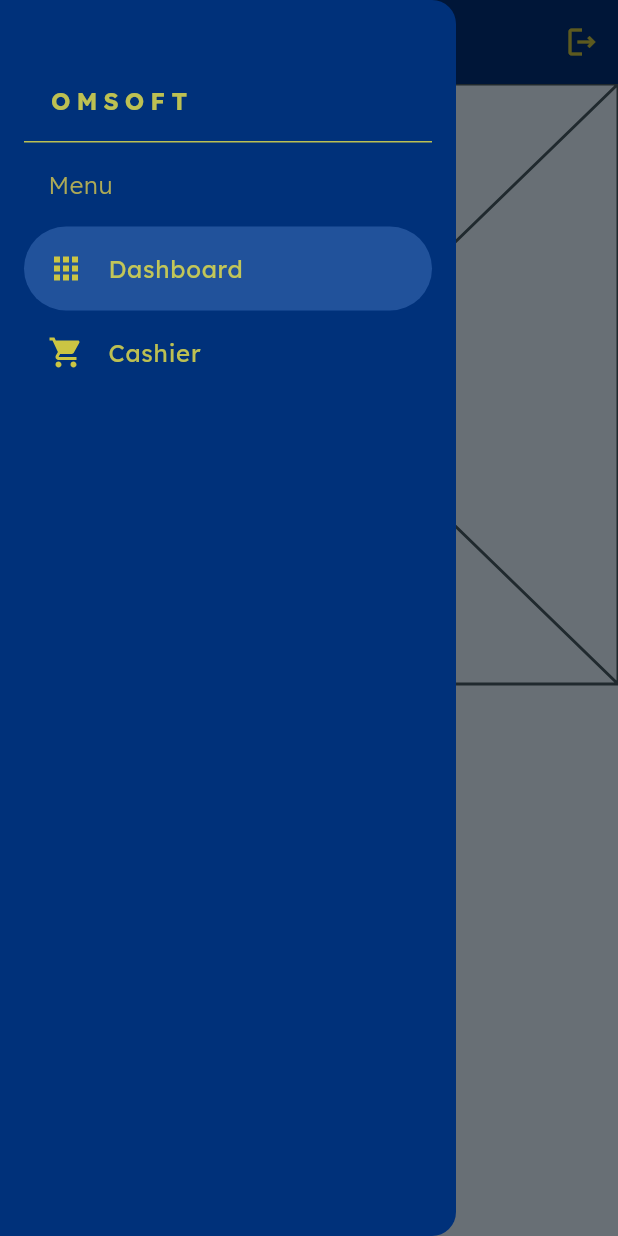
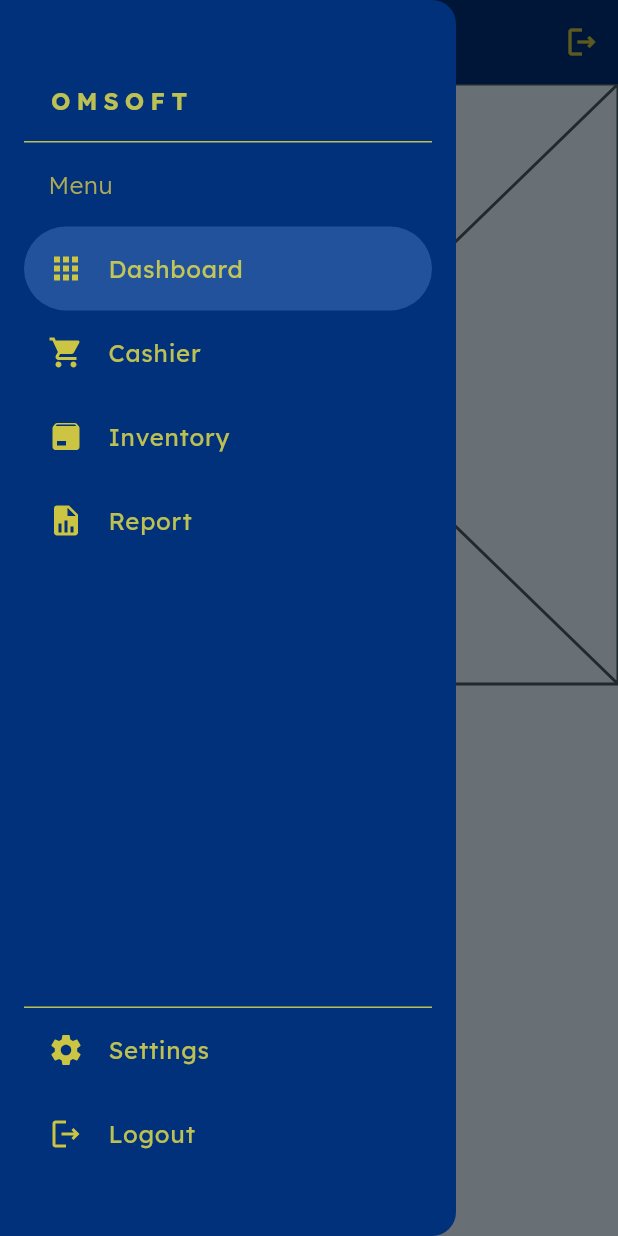
Before and after one commit to mirfansyah258/omsoft_pos_mobile, a Flutter app: the screen it shows once a user with an empty profile is signed in, with the side drawer open, on a phone screen of 412 x 824 dp. Run offline on Flutter 3.47's test engine with Material 2 defaults, Android fonts, the phone set to English and light mode, and no system bars; our stand-ins replace firebase_auth, firebase_core, flutter_svg, shared_preferences; accounts and stored records are empty.

Commit message:
add repeatable menuItem widget, add footer drawer item

```diff
--- a/lib/pages/home.dart
+++ b/lib/pages/home.dart
@@ -30,7 +30,89 @@ class _HomeState extends State<Home> {
     });
   }
 
-  void signOut () {
+  // Nav Drawer Main Items
+  final menuItem = <Map>[
+    {'idx': 0, 'label': 'Dashboard', 'svg': 'dashboard-24.svg', 'route': ''},
+    {'idx': 1, 'label': 'Cashier', 'svg': 'cart-24.svg', 'route': ''},
+    {'idx': 2, 'label': 'Inventory', 'svg': 'package-24.svg', 'route': ''},
+    {'idx': 3, 'label': 'Report', 'svg': 'report-24.svg', 'route': ''},
+  ];
+
+  List<Widget> _drawerItem() {
+    var widget = <Widget>[
+      const ListTile(
+        title: Text(
+          'Menu',
+          style: TextStyle(fontWeight: FontWeight.w300, color: darkYellow),
+        ),
+      )
+    ];
+    for (var i = 0; i < menuItem.length; i++) {
+      widget.add(ListTile(
+        leading: SvgPicture.asset(
+          "assets/svg/${menuItem[i]['svg']}",
+          semanticsLabel: menuItem[i]['label']
+        ),
+        title: Text(
+          menuItem[i]['label'],
+          style: const TextStyle(fontSize: 16, color: yellow),
+        ),
+        selected: _selectedIndex == menuItem[i]['idx'],
+        onTap: () {
+          // Update the state of the app
+          _onItemTapped(menuItem[i]['idx']);
+          // Then close the drawer
+          Navigator.pop(context);
+        },
+        selectedTileColor: const Color.fromRGBO(133, 182, 255, 0.25),
+        shape: const StadiumBorder(),
+      ));
+    }
+    return widget;
+  }
+
+  // Nav Drawer Footer Items
+  final footerItems = <Map>[
+    {'idx': 5, 'label': 'Settings', 'svg': 'setting-24.svg', 'route': ''},
+    {'idx': 6, 'label': 'Logout', 'svg': 'logout-24.svg', 'route': ''},
+  ];
+
+  List<Widget> _drawerFooterItem() {
+    var widget = <Widget>[
+      const Divider(
+        height: 0,
+        color: yellow,
+      )
+    ];
+    for (var i = 0; i < footerItems.length; i++) {
+      widget.add(ListTile(
+        leading: SvgPicture.asset(
+          "assets/svg/${footerItems[i]['svg']}",
+          semanticsLabel: footerItems[i]['label']
+        ),
+        title: Text(
+          footerItems[i]['label'],
+          style: const TextStyle(fontSize: 16, color: yellow),
+        ),
+        selected: _selectedIndex == footerItems[i]['idx'],
+        onTap: () {
+          // close the drawer
+          Navigator.pop(context);
+          // Then update the state of the app
+          if (i == (footerItems.length - 1)) {
+            signOut();
+          } else {
+            _onItemTapped(footerItems[i]['idx']);
+          }
+        },
+        selectedTileColor: const Color.fromRGBO(133, 182, 255, 0.25),
+        shape: const StadiumBorder(),
+      ));
+    }
+    return widget;
+  }
+
+  void signOut() {
     showDialog(
       context: context,
       builder: (context) {
@@ -75,11 +157,6 @@ class _HomeState extends State<Home> {
             icon: const Icon(Icons.logout_outlined),
           )
         ],
-        // shape: const RoundedRectangleBorder(
-        //   borderRadius: BorderRadius.vertical(
-        //     bottom: Radius.circular(24),
-        //   ),
-        // ),
         iconTheme: const IconThemeData(color: titleYellow),
       ),
       drawer: Drawer(
@@ -88,6 +165,7 @@ class _HomeState extends State<Home> {
           padding: const EdgeInsets.symmetric(horizontal: 16, vertical: 40),
           child: Column(
             crossAxisAlignment: CrossAxisAlignment.start,
+            mainAxisAlignment: MainAxisAlignment.spaceBetween,
             children: [
               const Column(
                 crossAxisAlignment: CrossAxisAlignment.start,
@@ -113,62 +191,11 @@ class _HomeState extends State<Home> {
               Expanded(
                 child: ListView(
                   padding: EdgeInsets.zero,
-                  children: [
-                    const ListTile(
-                      title: Text(
-                        'Menu',
-                        style: TextStyle(
-                          fontWeight: FontWeight.w300,
-                          color: darkYellow
-                        ),
-                      ),
-                    ),
-                    ListTile(
-                      leading: SvgPicture.asset(
-                        'assets/svg/dashboard-24.svg',
-                        semanticsLabel: 'Dashboard'
-                      ),
-                      title: const Text(
-                        'Dashboard',
-                        style: TextStyle(
-                          fontSize: 16,
-                          color: yellow
-                        ),
-                      ),
-                      selected: _selectedIndex == 0,
-                      onTap: () {
-                        // Update the state of the app
-                        _onItemTapped(0);
-                        // Then close the drawer
-                        Navigator.pop(context);
-                      },
-                      selectedTileColor: Color.fromRGBO(133, 182, 255, 0.25),
-                      shape: StadiumBorder(),
-                    ),
-                    ListTile(
-                      leading: SvgPicture.asset(
-                        'assets/svg/cart-24.svg',
-                        semanticsLabel: 'Cashier'
-                      ),
-                      title: const Text(
-                        'Cashier',
-                        style: TextStyle(
-                          fontSize: 16,
-                          color: yellow
-                        ),
-                      ),
-                      selected: _selectedIndex == 1,
-                      onTap: () {
-                        // Update the state of the app
-                        _onItemTapped(1);
-                        // Then close the drawer
-                        Navigator.pop(context);
-                      },
-                      selectedTileColor: Color.fromRGBO(133, 182, 255, 0.25),
-                      shape: StadiumBorder(),
-                    )
-                  ],
+                  children: _drawerItem(),
                 ),
+              ),
+              Column(
+                children: _drawerFooterItem(),
               )
             ],
           ),
```
Also changed, not shown: assets/svg/logout-24.svg (added), assets/svg/setting-24.svg (added).
